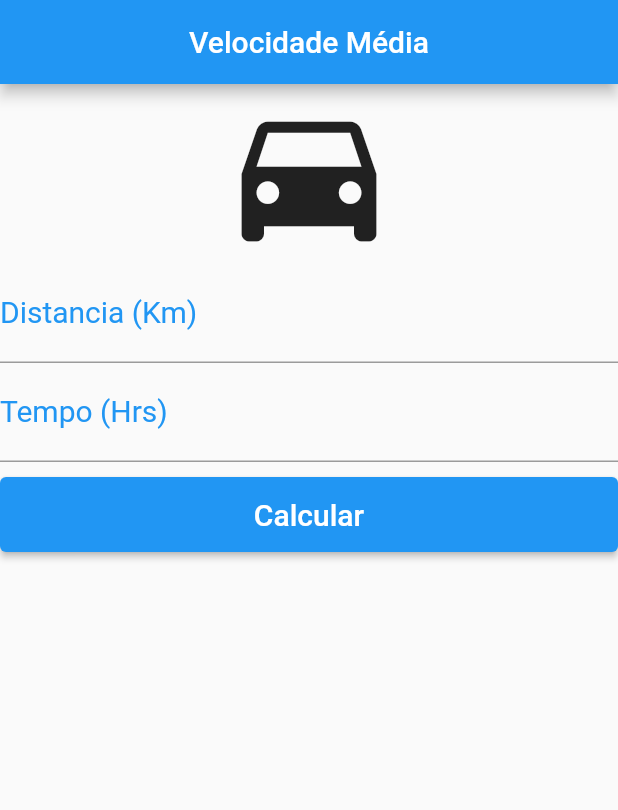
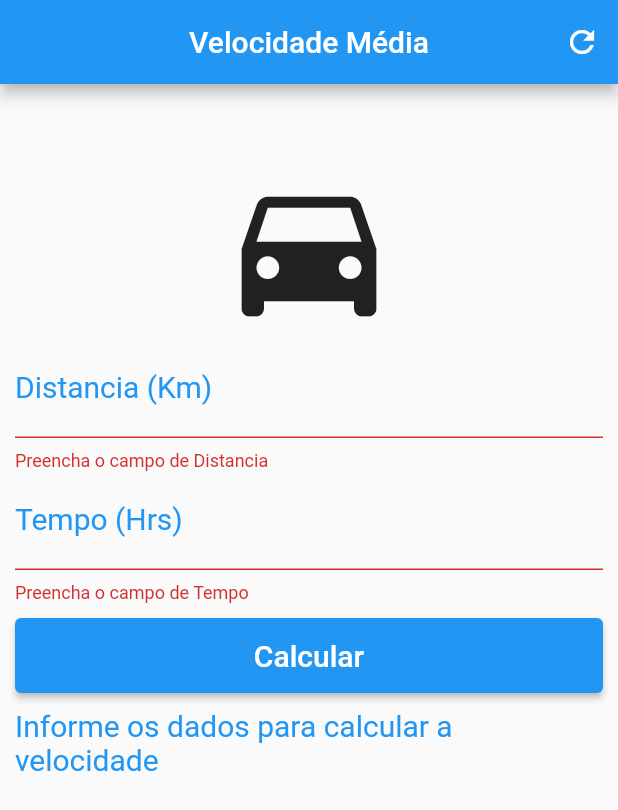
Before and after one commit to marcospastora1/Velocidade-Media, a Flutter app: the screen it shows after launch, after a tap on "Calcular", on a phone screen of 412 x 824 dp. Shown: the top 810 px of the screen. Run offline on Flutter 3.47's test engine with Material 2 defaults, Android fonts, the phone set to English and light mode, and no system bars; our stand-ins replace get.

Commit message:
adição das funcionalidades

```diff
--- a/vm/lib/controller.dart
+++ b/vm/lib/controller.dart
@@ -1,5 +1,40 @@
+import 'package:flutter/material.dart';
 import 'package:get/get.dart';
 
-class HomeController extends GetxController{
+class HomeController extends GetxController {
+  final texto = 'Informe os dados para calcular a velocidade'.obs;
 
+  final tempController = TextEditingController();
+  final distController = TextEditingController();
+
+  GlobalKey<FormState> keyForm = GlobalKey<FormState>();
+
+  void reboot(){
+    tempController.text = '';
+    distController.text= '';
+    texto.value = 'Informe os dados para calcular a velocidade';
+  }
+
+  void calcVelocidade() {
+    if (keyForm.currentState!.validate()) {
+      double distancia = double.parse(distController.text);
+      double tempo = double.parse(tempController.text);
+      double velocidade = distancia / tempo;
+
+      texto.value =
+          'A velocidade média do objeto foi de ${velocidade.toStringAsPrecision(4)} km/h';
+    }
+  }
+
+  String? valDist(value) {
+    if (value.isEmpty) {
+      return 'Preencha o campo de Distancia';
+    }
+  }
+
+  String? valTemp(value) {
+    if (value.isEmpty) {
+      return 'Preencha o campo de Tempo';
+    }
+  }
 }
--- a/vm/lib/home.dart
+++ b/vm/lib/home.dart
@@ -11,12 +11,24 @@ class HomePage extends GetView<HomeController> {
       appBar: AppBar(
         title: const Text('Velocidade Média'),
         centerTitle: true,
+        actions: [
+          IconButton(onPressed: controller.reboot, icon: Icon(Icons.refresh),),
+        ],
       ),
-      body: Form(
+
+      body: SingleChildScrollView(
+        child: Padding(
+          padding: const EdgeInsets.only(
+            left: 10,
+            right: 10,
+            top: 50,
+          ),
+          child: Form(
+            key: controller.keyForm,
             child: Column(
               crossAxisAlignment: CrossAxisAlignment.stretch,
               children: [
-            Icon(
+                const Icon(
                   Icons.directions_car,
                   size: 120,
                 ),
@@ -31,6 +43,8 @@ class HomePage extends GetView<HomeController> {
                   ),
                   textAlign: TextAlign.center,
                   style: TextStyle(fontSize: 20, color: Colors.blue),
+                  controller: controller.distController,
+                  validator: controller.valDist,
                 ),
                 TextFormField(
                   keyboardType: TextInputType.number,
@@ -42,22 +56,35 @@ class HomePage extends GetView<HomeController> {
                     ),
                   ),
                   textAlign: TextAlign.center,
-              style: TextStyle(fontSize: 20, color: Colors.blue),
+                  style: const TextStyle(fontSize: 20, color: Colors.blue),
+                  controller: controller.tempController,
+                  validator: controller.valTemp,
                 ),
-
-            Padding(padding: EdgeInsets.only(top: 10, bottom: 10),
+                Padding(
+                  padding: const EdgeInsets.only(
+                    top: 10,
+                    bottom: 10,
+                  ),
                   child: SizedBox(
                     height: 50,
                     child: ElevatedButton(
-                onPressed: () {},
-                child: Text(
+                      onPressed: controller.calcVelocidade,
+                      child: const Text(
                         'Calcular',
                         style: TextStyle(fontSize: 20),
                       ),
                     ),
                   ),
                 ),
+                Obx(
+                  () => Text(
+                    controller.texto.value,
+                    style: const TextStyle(fontSize: 20, color: Colors.blue),
+                  ),
+                ),
               ],
+            ),
+          ),
         ),
       ),
     );
--- a/vm/lib/main.dart
+++ b/vm/lib/main.dart
@@ -17,8 +17,9 @@ class MyApp extends StatelessWidget {
       title: 'Velocidade Média',
       initialBinding: Binding(),
       initialRoute: '/home',
+      debugShowCheckedModeBanner: false,
       getPages: [
-        GetPage(name: '/home', page: ()=> const HomePage(), binding: Binding())
+        GetPage(name: '/home', page: ()=> const HomePage(), binding: Binding()),
       ],
     );
   }
```
Lines whose indentation alone changed are shown as unchanged.
